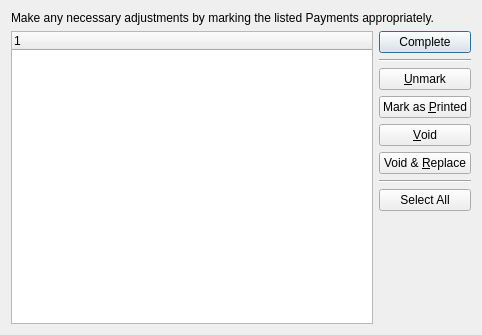
Above: guiclient/printChecksReview.ui from Pegasus-RPG/xtuple-client before the change. Below: the same form after it.
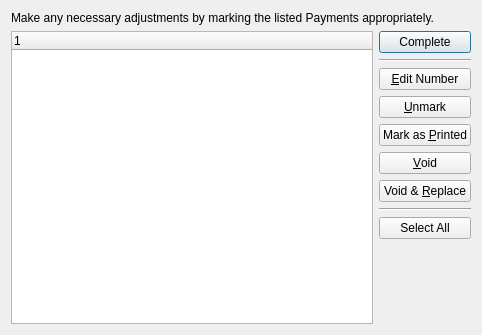
That is the form after the change. Custom widgets are drawn as their Qt base class.

Commit message: Add option to edit check numbers

Diff of the .ui file:
```diff
--- a/guiclient/printChecksReview.ui
+++ b/guiclient/printChecksReview.ui
@@ -70,6 +70,13 @@
            </property>
           </widget>
          </item>
+         <item>
+          <widget class="QPushButton" name="_edit">
+           <property name="text">
+            <string>&amp;Edit Number</string>
+           </property>
+          </widget>
+         </item>
          <item>
           <widget class="QPushButton" name="_unmark">
            <property name="text">
```
The commit also changes 6 other files.
